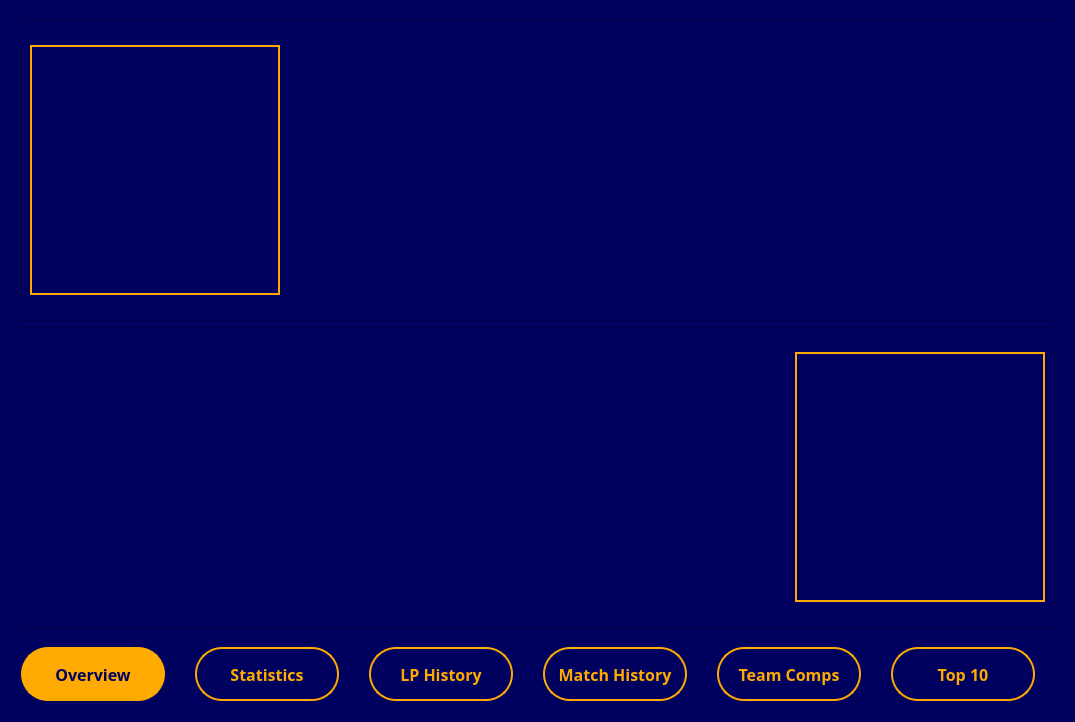
Above: analyticswindow.ui from YannikSahl/TFT-Analyzer before the change. Below: the same form after it.
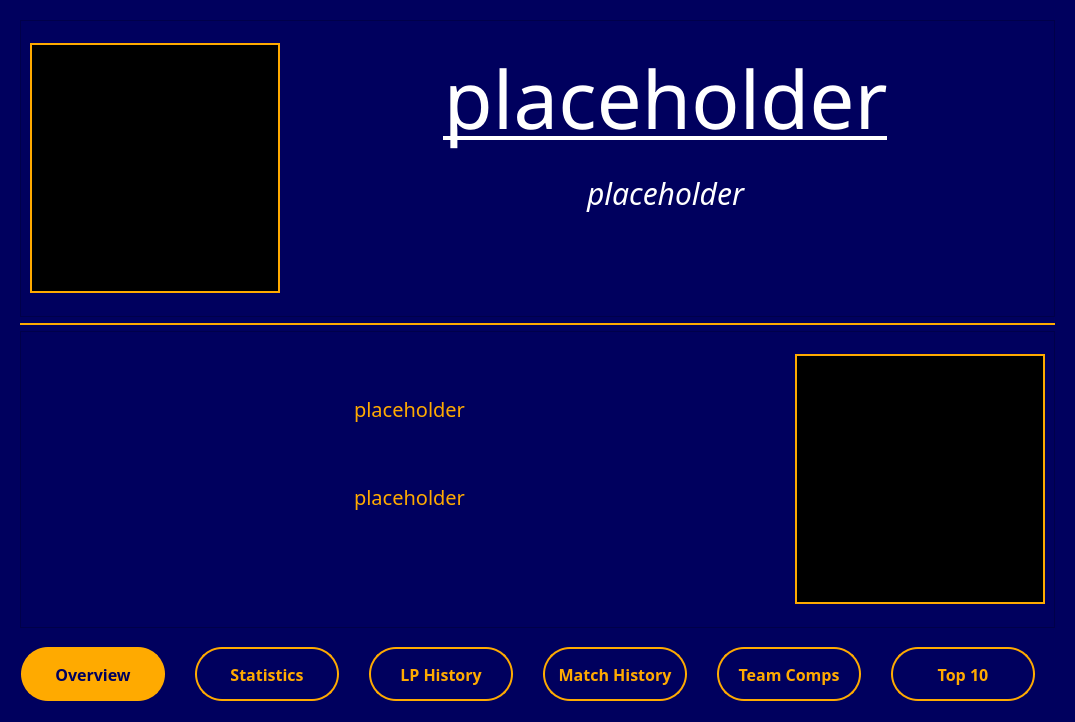
That is the form after the change. The open tabs and pages were chosen to show the change. Icons and pictures are not drawn.

Commit message: Work on Overview Tab GUI

```diff
--- a/analyticswindow.ui
+++ b/analyticswindow.ui
@@ -119,6 +119,9 @@
       <layout class="QGridLayout" name="gridLayout_2">
        <item row="0" column="0">
         <widget class="QFrame" name="frame_2">
+         <property name="styleSheet">
+          <string notr="true">color: rgb(255, 255, 255)</string>
+         </property>
          <property name="frameShape">
           <enum>QFrame::StyledPanel</enum>
          </property>
@@ -128,15 +131,38 @@
          <layout class="QGridLayout" name="gridLayout_5">
           <item row="1" column="1">
            <widget class="QLabel" name="label_data_region">
+            <property name="font">
+             <font>
+              <family>Sans Serif</family>
+              <pointsize>-1</pointsize>
+              <weight>50</weight>
+              <italic>true</italic>
+              <bold>false</bold>
+             </font>
+            </property>
+            <property name="styleSheet">
+             <string notr="true">font-style: italic;
+font-size: 30px;</string>
+            </property>
             <property name="text">
-             <string/>
+             <string>placeholder</string>
+            </property>
+            <property name="alignment">
+             <set>Qt::AlignHCenter|Qt::AlignTop</set>
             </property>
            </widget>
           </item>
           <item row="0" column="1">
            <widget class="QLabel" name="label_data_summonerName">
+            <property name="styleSheet">
+             <string notr="true">font-size: 80px;
+text-decoration: underline;</string>
+            </property>
             <property name="text">
-             <string/>
+             <string>placeholder</string>
+            </property>
+            <property name="alignment">
+             <set>Qt::AlignCenter</set>
             </property>
            </widget>
           </item>
@@ -162,7 +188,8 @@
             </property>
             <property name="styleSheet">
              <string notr="true">border: 2px solid;
-border-color: rgb(255, 170, 0);</string>
+border-color: rgb(255, 170, 0);
+background-color: rgb(0, 0, 0);</string>
             </property>
             <property name="text">
              <string>&lt;html&gt;&lt;head/&gt;&lt;body&gt;&lt;p&gt;&lt;br/&gt;&lt;/p&gt;&lt;/body&gt;&lt;/html&gt;</string>
@@ -172,7 +199,7 @@
          </layout>
         </widget>
        </item>
-       <item row="1" column="0">
+       <item row="2" column="0">
         <widget class="QFrame" name="frame">
          <property name="frameShape">
           <enum>QFrame::StyledPanel</enum>
@@ -184,14 +211,20 @@
           <item row="0" column="1">
            <widget class="QLabel" name="label_data_tier">
             <property name="text">
-             <string/>
+             <string>placeholder</string>
+            </property>
+            <property name="alignment">
+             <set>Qt::AlignCenter</set>
             </property>
            </widget>
           </item>
           <item row="1" column="1">
            <widget class="QLabel" name="label_data_leaguePoints">
             <property name="text">
-             <string/>
+             <string>placeholder</string>
+            </property>
+            <property name="alignment">
+             <set>Qt::AlignHCenter|Qt::AlignTop</set>
             </property>
            </widget>
           </item>
@@ -211,7 +244,8 @@
             </property>
             <property name="styleSheet">
              <string notr="true">border: 2px solid;
-border-color: rgb(255, 170, 0);</string>
+border-color: rgb(255, 170, 0);
+background-color: rgb(0, 0, 0);</string>
             </property>
             <property name="text">
              <string/>
@@ -221,6 +255,32 @@
          </layout>
         </widget>
        </item>
+       <item row="1" column="0">
+        <widget class="QFrame" name="frame_3">
+         <property name="minimumSize">
+          <size>
+           <width>0</width>
+           <height>2</height>
+          </size>
+         </property>
+         <property name="maximumSize">
+          <size>
+           <width>16777215</width>
+           <height>2</height>
+          </size>
+         </property>
+         <property name="styleSheet">
+          <string notr="true">border: 2px solid;
+border-color: rgb(255, 170, 0);</string>
+         </property>
+         <property name="frameShape">
+          <enum>QFrame::StyledPanel</enum>
+         </property>
+         <property name="frameShadow">
+          <enum>QFrame::Raised</enum>
+         </property>
+        </widget>
+       </item>
       </layout>
      </widget>
      <widget class="QWidget" name="statisticsTab">
```
Left out of the diff: 2 changed lines with no effect on the pictures. The commit also changes 2 other files.
